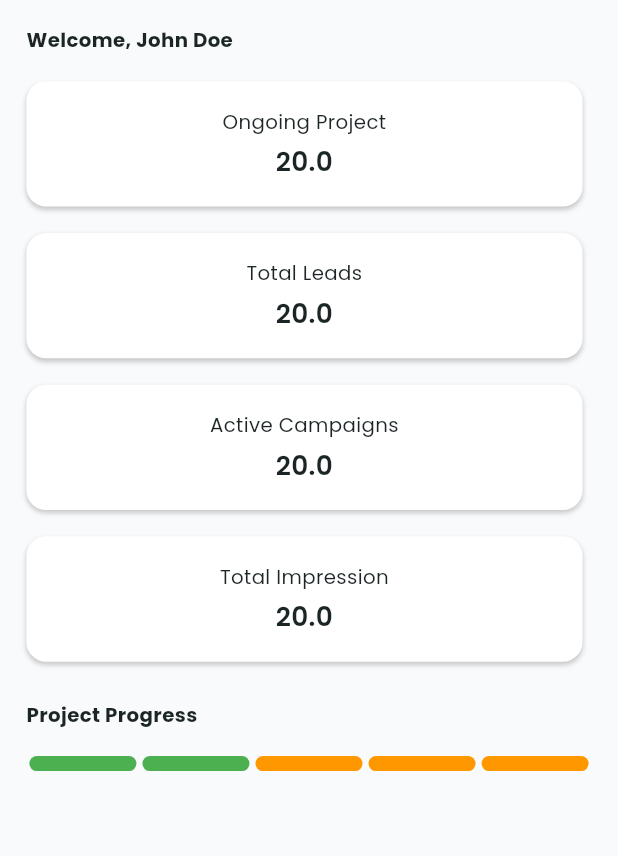
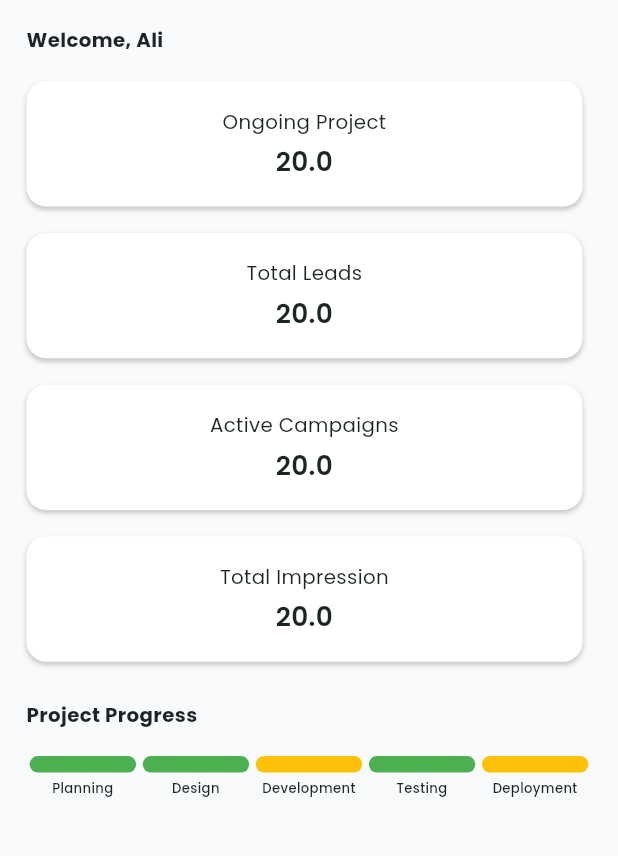
Before and after one commit to osama-Software-Enginner/MetatechCRM, a Flutter app: the DashboardScreen screen opened by its route, in the side drawer, after a tap on "Dashboard", on a phone screen of 412 x 824 dp, the part 84-940 px from its top. Run offline on Flutter 3.47's test engine with Material 3 defaults, Android fonts, the phone set to English and light mode, and no system bars; our stand-ins replace equatable, flutter_bloc, gap.

Commit message:
Dashboard SDLC implemented

```diff
--- a/lib/features/dashboard/bloc/dashboard_bloc.dart
+++ b/lib/features/dashboard/bloc/dashboard_bloc.dart
@@ -12,14 +12,25 @@ class DashboardBloc extends Bloc<DashboardEvent, DashboardState> {
     try {
       // Simulate API call
       await Future.delayed(const Duration(seconds: 1));
-      final clientName = "John Doe"; // Replace with actual data
+      final clientName = "Ali";
       final graphData = [
         {"name": "Project A", "value": 75.0},
         {"name": "Project B", "value": 50.0},
         {"name": "Project C", "value": 90.0},
         {"name": "Project D", "value": 30.0},
       ];
-      emit(DashboardLoaded(clientName: clientName, graphData: graphData));
+      final sdlcStages = [
+        {"name": "Planning", "completed": true},
+        {"name": "Design", "completed": true},
+        {"name": "Development", "completed": false},
+        {"name": "Testing", "completed": true},
+        {"name": "Deployment", "completed": false},
+      ];
+      emit(DashboardLoaded(
+        clientName: clientName,
+        graphData: graphData,
+        sdlcStages: sdlcStages,
+      ));
     } catch (e) {
       emit(DashboardError("Failed to load dashboard: $e"));
     }
--- a/lib/features/dashboard/bloc/dashboard_state.dart
+++ b/lib/features/dashboard/bloc/dashboard_state.dart
@@ -1,4 +1,11 @@
-abstract class DashboardState {}
+import 'package:equatable/equatable.dart';
+
+abstract class DashboardState extends Equatable {
+  const DashboardState();
+
+  @override
+  List<Object> get props => [];
+}
 
 class DashboardInitial extends DashboardState {}
 
@@ -6,13 +13,24 @@ class DashboardLoading extends DashboardState {}
 
 class DashboardLoaded extends DashboardState {
   final String clientName;
-  final List<Map<String, dynamic>> graphData; // Added for graph
+  final List<Map<String, dynamic>> graphData;
+  final List<Map<String, dynamic>> sdlcStages; // Added for SDLC
 
-  DashboardLoaded({required this.clientName, required this.graphData});
+  const DashboardLoaded({
+    required this.clientName,
+    required this.graphData,
+    required this.sdlcStages,
+  });
+
+  @override
+  List<Object> get props => [clientName, graphData, sdlcStages];
 }
 
 class DashboardError extends DashboardState {
   final String message;
 
-  DashboardError(this.message);
+  const DashboardError(this.message);
+
+  @override
+  List<Object> get props => [message];
 }
--- a/lib/features/dashboard/dashboard_screen.dart
+++ b/lib/features/dashboard/dashboard_screen.dart
@@ -1,6 +1,5 @@
 import 'package:flutter/material.dart';
 import 'package:flutter_bloc/flutter_bloc.dart';
-import 'package:fl_chart/fl_chart.dart';
 import '../../design_system/app_colors.dart';
 import '../../design_system/app_text_styles.dart';
 import '../../design_system/dimensions.dart';
@@ -37,7 +36,7 @@ class DashboardScreen extends StatelessWidget {
                 route: '/dashboard',
                 onTap: () {
                   Navigator.pop(context);
-                  context.read<DashboardBloc>().add(LoadDashboard()); // Refresh
+                  context.read<DashboardBloc>().add(LoadDashboard());
                 },
               ),
               DrawerItem(
@@ -90,14 +89,11 @@ class DashboardScreen extends StatelessWidget {
               }
               if (state is DashboardLoaded) {
                 final cards = [
-                  {'title': 'Ongoing Project','percent':'10','percentNumber':'20', 'route': '/profile'},
-                  {'title': 'Total Leads','percent':'10','percentNumber':'20', 'route': '/projects'},
-                  {'title': 'Active Campaigns','percent':'10','percentNumber':'20', 'route': '/projects'},
-                  {'title': 'Total Impression','percent':'10','percentNumber':'20', 'route': '/projects'},
+                  {'title': 'Ongoing Project', 'percent': '10', 'percentNumber': '20', 'route': '/profile'},
+                  {'title': 'Total Leads', 'percent': '10', 'percentNumber': '20', 'route': '/projects'},
+                  {'title': 'Active Campaigns', 'percent': '10', 'percentNumber': '20', 'route': '/projects'},
+                  {'title': 'Total Impression', 'percent': '10', 'percentNumber': '20', 'route': '/projects'},
                 ];
-
-                final int totalSections = 5;
-                final int completedSections = 2;
 
                 return SingleChildScrollView(
                   child: Column(
@@ -129,20 +125,37 @@ class DashboardScreen extends StatelessWidget {
                       SizedBox(height: AppDimensions.padding(context)),
                       Row(
                         mainAxisAlignment: MainAxisAlignment.start,
-                        children: List.generate(totalSections, (index) {
-                          final isCompleted = index < completedSections;
+                        children: state.sdlcStages.asMap().entries.map((entry) {
+                          final index = entry.key;
+                          final stage = entry.value;
+                          final isCompleted = stage['completed'] as bool;
                           return Expanded(
-                            child: Container(
-                              margin: EdgeInsets.symmetric(horizontal: 2.0),
-                              height: 10,
-                              decoration: BoxDecoration(
-                                color: isCompleted ? Colors.green : Colors.orange,
-                                borderRadius: BorderRadius.circular(5),
-                              ),
+                            child: Column(
+                              children: [
+                                Container(
+                                  margin: EdgeInsets.symmetric(horizontal: AppDimensions.scale(context, 2.0)),
+                                  height: AppDimensions.scale(context, 10.0),
+                                  decoration: BoxDecoration(
+                                    color: isCompleted ? AppColors.success : AppColors.warning,
+                                    borderRadius: BorderRadius.circular(AppDimensions.scale(context, 5.0)),
+                                  ),
+                                ),
+                                SizedBox(height: AppDimensions.spacingSmall(context)),
+                                Text(
+                                  stage['name'],
+                                  style: AppTextStyles.textTheme(context).labelSmall?.copyWith(
+                                    color: AppColors.textPrimary,
+                                  ),
+                                  textAlign: TextAlign.center,
+                                  maxLines: 1,
+                                  overflow: TextOverflow.ellipsis,
+                                ),
+                              ],
                             ),
                           );
-                        }),
+                        }).toList(),
                       ),
+
                     ],
                   ),
                 );
```
